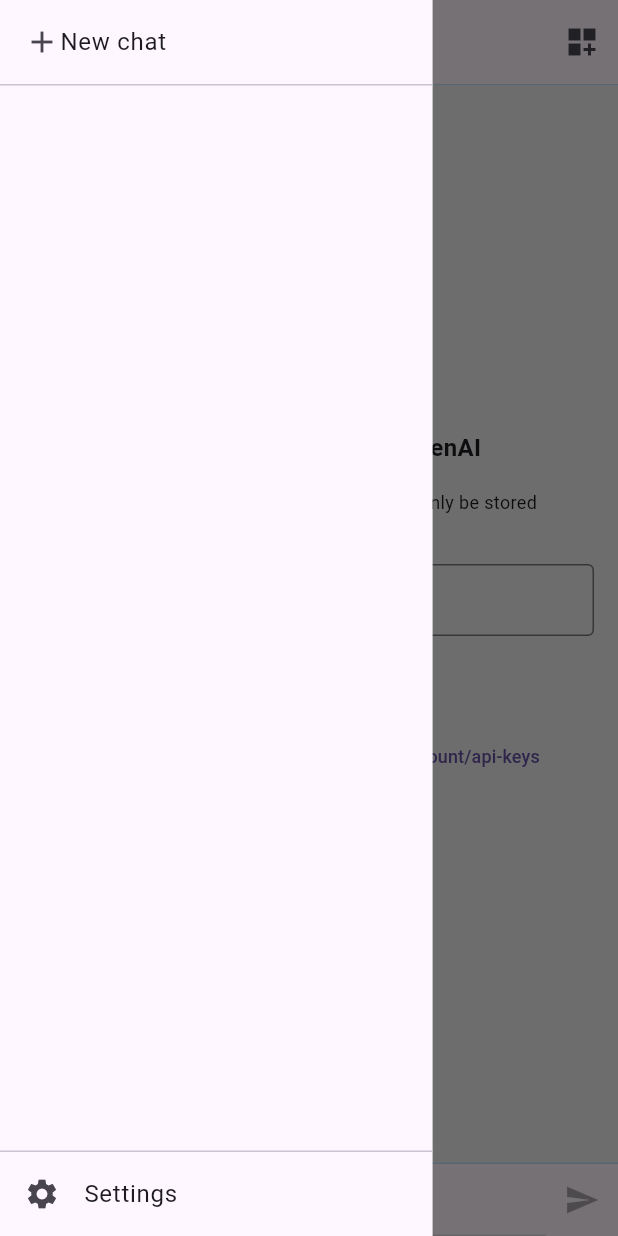
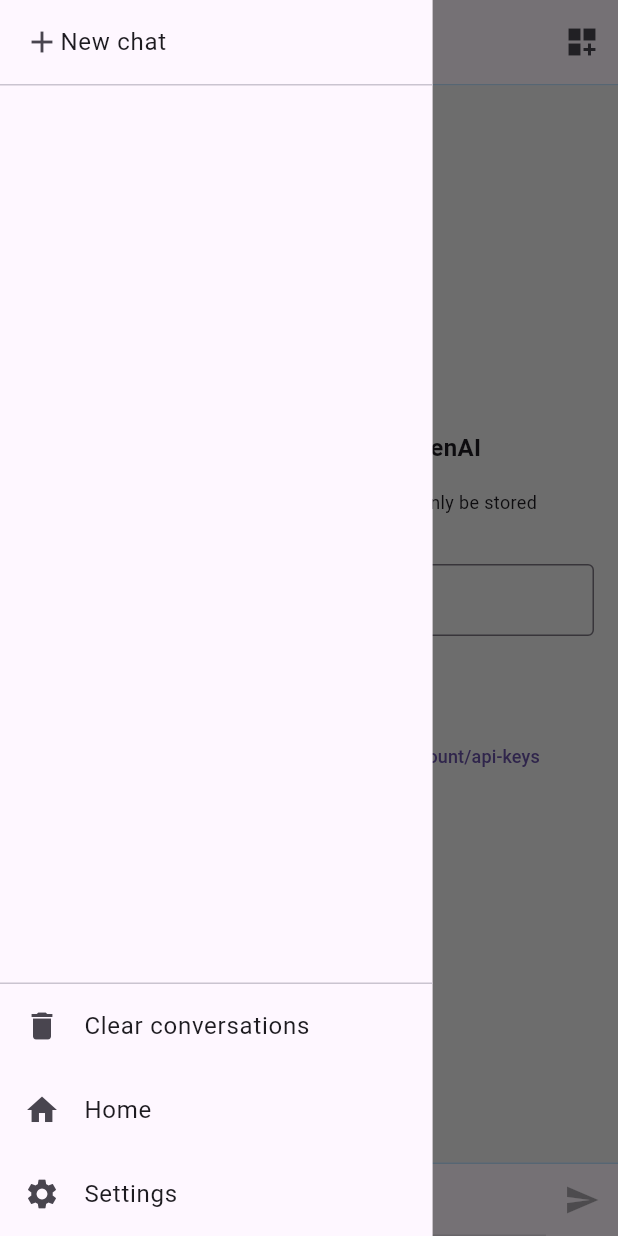
Before and after one commit to conghaonet/hao_chatgpt, a Flutter app: the ChatPage screen opened by its route, with the side drawer open, on a phone screen of 412 x 824 dp. Run offline on Flutter 3.47's test engine with Material 2 defaults, Android fonts, the phone set to English and light mode, and no system bars; our stand-ins replace dio, drift, flutter_riverpod, go_router, loading_animation_widget, logger and 4 more; missing offline and left inert: android_intent_plus; accounts and stored records are empty; generated files the repository leaves out were written again.

Commit message:
implement clear conversations

```diff
--- a/lib/l10n/intl_en.arb
+++ b/lib/l10n/intl_en.arb
@@ -45,6 +45,9 @@
   "navigateTo": "Navigate to",
   "logInAndClick": "Log in and click \"+ Create new secret key\"",
   "newChat": "New chat",
+  "clearConversations": "Clear conversations",
+  "confirmClearConversations": "Confirm clear conversations",
+  "home": "Home",
 
   "haoChat": "HaoChat",
   "openAI": "OpenAI",
--- a/lib/l10n/intl_zh.arb
+++ b/lib/l10n/intl_zh.arb
@@ -27,5 +27,8 @@
   "done": "完成",
   "navigateTo": "导航到",
   "logInAndClick": "登录后，点击 \"+ Create new secret key\"",
-  "newChat": "新对话"
+  "newChat": "新对话",
+  "clearConversations": "清除对话",
+  "confirmClearConversations": "确认清除对话",
+  "home": "主页"
 }
--- a/lib/src/app_router.dart
+++ b/lib/src/app_router.dart
@@ -43,7 +43,7 @@ class AppRouter {
           GoRoute(
             path: 'chat_page',
             builder: (BuildContext context, GoRouterState state) =>
-                ChatPage(chatTitleId: int.tryParse(state.queryParams['id'] ?? ''),),
+                ChatPage(chatId: int.tryParse(state.queryParams['id'] ?? ''),),
           ),
           GoRoute(
             path: 'webview',
--- a/lib/src/page/chat/chat_drawer.dart
+++ b/lib/src/page/chat/chat_drawer.dart
@@ -8,7 +8,8 @@ import '../../db/hao_database.dart';
 typedef OnClickChat = void Function(int? titleId);
 class ChatDrawer extends StatefulWidget {
   final OnClickChat? onClickChat;
-  const ChatDrawer({this.onClickChat, Key? key}) : super(key: key);
+  final int? chatId;
+  const ChatDrawer({this.chatId, this.onClickChat, Key? key}) : super(key: key);
 
   @override
   State<ChatDrawer> createState() => _ChatDrawerState();
@@ -18,6 +19,7 @@ class _ChatDrawerState extends State<ChatDrawer> {
   final List<ChatTitle> _titles = [];
   final int _rowsOfPage = 20;
   int _pageNo = 0;
+  bool _isConfirmClearConversations = false;
 
 
   @override
@@ -46,6 +48,20 @@ class _ChatDrawerState extends State<ChatDrawer> {
         }
       });
     }
+  }
+
+  void _clearConversations() async {
+    await haoDatabase.batch((batch) {
+      batch.deleteWhere(haoDatabase.conversations, (tbl) => tbl.titleId.equals(_titles.last.id));
+      batch.deleteWhere(haoDatabase.chatTitles, (tbl) => tbl.id.equals(_titles.last.id));
+    });
+    _titles.removeLast();
+    if(mounted) {
+      setState(() {
+        _isConfirmClearConversations = false;
+      });
+    }
+
   }
 
   @override
@@ -85,6 +101,29 @@ class _ChatDrawerState extends State<ChatDrawer> {
                 ),
               ),
               const Divider(height: 1,),
+              _isConfirmClearConversations ? ListTile(
+                leading: const Icon(Icons.check),
+                title: Text(S.of(context).confirmClearConversations),
+                onTap: () {
+                  _clearConversations();
+                },
+              ) : ListTile(
+                leading: const Icon(Icons.delete),
+                title: Text(S.of(context).clearConversations),
+                onTap: () {
+                  setState(() {
+                    _isConfirmClearConversations = true;
+                  });
+                },
+              ),
+              ListTile(
+                leading: const Icon(Icons.home),
+                title: Text(S.of(context).home),
+                onTap: () {
+                  context.pop();
+                  context.go('/');
+                },
+              ),
               ListTile(
                 leading: const Icon(Icons.settings),
                 title: Text(S.of(context).settings),
--- a/lib/src/page/chat_page.dart
+++ b/lib/src/page/chat_page.dart
@@ -1,9 +1,6 @@
 import 'dart:io';
-import 'package:android_intent_plus/android_intent.dart';
-import 'package:android_intent_plus/flag.dart';
 import 'package:drift/drift.dart' as drift;
 import 'package:hao_chatgpt/src/app_manager.dart';
-import 'package:hao_chatgpt/src/constants.dart';
 import 'package:hao_chatgpt/src/db/hao_database.dart';
 import 'package:hao_chatgpt/src/extensions.dart';
 import 'package:hao_chatgpt/src/my_colors.dart';
@@ -25,8 +22,8 @@ import 'package:go_router/go_router.dart';
 import 'package:logger/logger.dart';
 
 class ChatPage extends StatefulWidget {
-  final int? chatTitleId;
-  const ChatPage({this.chatTitleId, Key? key}) : super(key: key);
+  final int? chatId;
+  const ChatPage({this.chatId, Key? key}) : super(key: key);
 
   @override
   State<ChatPage> createState() => _ChatPageState();
@@ -41,16 +38,16 @@ class _ChatPageState extends State<ChatPage> {
   String _inputMessage = '';
 
   /// id of [ChatTitles]
-  int? _dbTitleId;
+  int? _chatId;
 
   @override
   void initState() {
     super.initState();
-    _dbTitleId = widget.chatTitleId;
-    if(_dbTitleId != null) {
+    _chatId = widget.chatId;
+    if(_chatId != null) {
       Future(() async {
         var statement = haoDatabase.select(haoDatabase.conversations);
-        statement.where((tbl) => tbl.titleId.equals(_dbTitleId!));
+        statement.where((tbl) => tbl.titleId.equals(_chatId!));
         final List<Conversation> conversations = await statement.get();
         for (var element in conversations) {
           PromptItem promptItem = PromptItem(inputMessage: element.inputMessage, appendedPrompt: element.prompt);
@@ -74,7 +71,7 @@ class _ChatPageState extends State<ChatPage> {
     CompletionItem? completionItem;
     ErrorItem? errorItem;
     final chatDate = DateTime.now();
-    _dbTitleId ??= await haoDatabase.into(haoDatabase.chatTitles).insert(ChatTitlesCompanion.insert(
+    _chatId ??= await haoDatabase.into(haoDatabase.chatTitles).insert(ChatTitlesCompanion.insert(
         title: promptItem.inputMessage,
         chatDate: chatDate,
         isFavorite: const drift.Value(false)
@@ -98,13 +95,13 @@ class _ChatPageState extends State<ChatPage> {
       errorItem = ErrorItem(e.toDioErrorEntity);
     } finally {
       _data.add(completionItem ?? errorItem!);
-      if(_dbTitleId != null) {
+      if(_chatId != null) {
         String? text = completionItem?.text;
         if(errorItem != null) {
           text = _getErrorItemMessage(errorItem);
         }
         await haoDatabase.into(haoDatabase.conversations).insert(ConversationsCompanion.insert(
-          titleId: _dbTitleId!,
+          titleId: _chatId!,
           inputMessage: promptItem.inputMessage,
           prompt: promptItem.appendedPrompt,
           completion: drift.Value(text),
@@ -181,7 +178,7 @@ class _ChatPageState extends State<ChatPage> {
           ),
         ],
       ),
-      drawer: ChatDrawer(onClickChat: (int? titleId) {
+      drawer: ChatDrawer(chatId: _chatId, onClickChat: (int? titleId) {
         context.pushReplacement('/chat_page?id=$titleId');
       },),
       onDrawerChanged: (bool isOpened) {
@@ -191,18 +188,8 @@ class _ChatPageState extends State<ChatPage> {
       },
       body: WillPopScope(
         onWillPop: () async {
-/*
-          if (Platform.isAndroid) {
-            AndroidIntent intent = const AndroidIntent(
-              action: Constants.androidActionMain,
-              flags: [Flag.FLAG_ACTIVITY_NEW_TASK],
-              category: Constants.androidCategoryHome,
-            );
-            await intent.launch();
-          }
+          await androidBackToHome();
           return false;
-*/
-          return true;
         },
         child: SafeArea(
           child: Column(
```
Also changed, not shown: lib/src/extensions.dart (+15 -0 lines), lib/l10n/generated/l10n.dart, lib/l10n/generated/l10n_en.dart, lib/l10n/generated/l10n_zh.dart.
